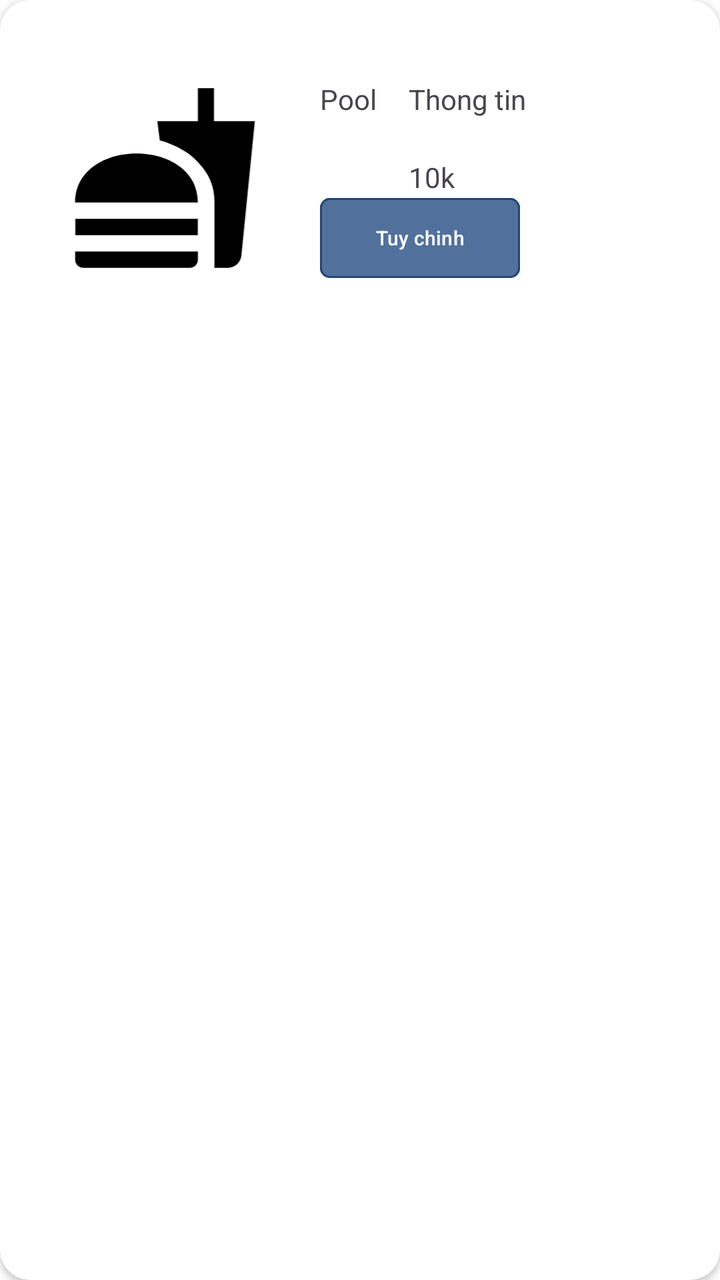
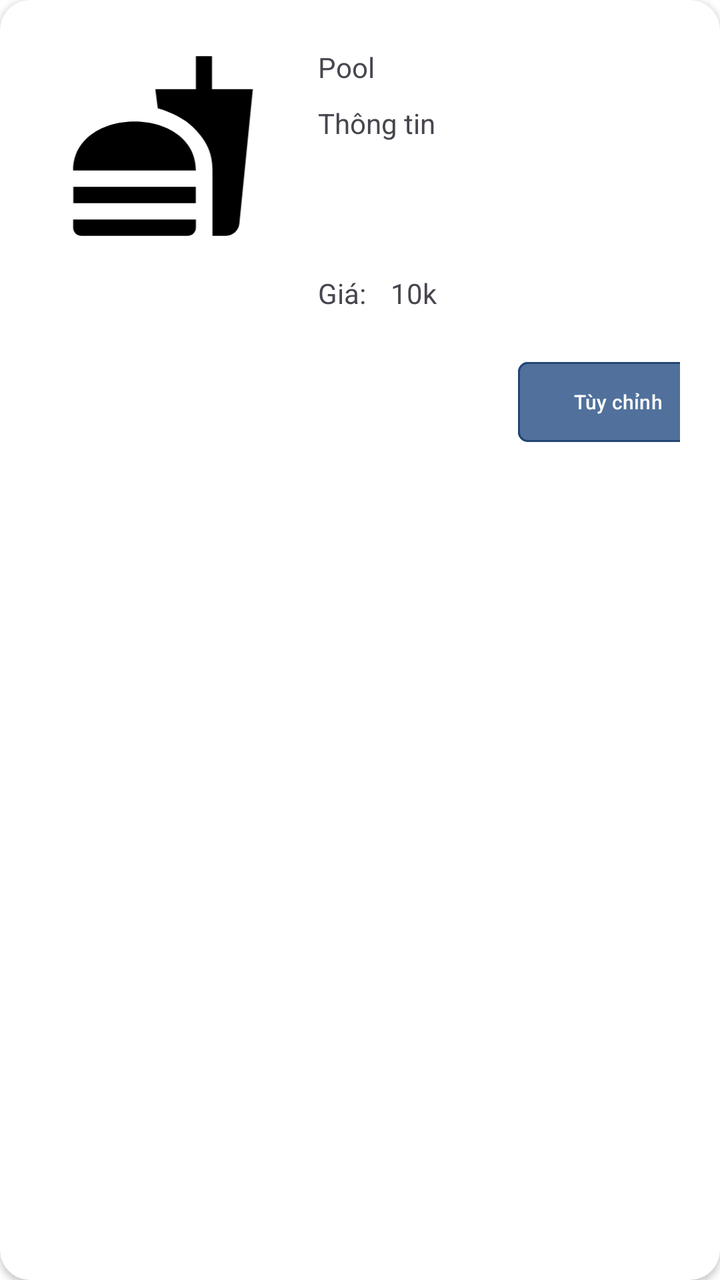

Compare the two renders of this Android layout. The source of the first and the diff that turns it into the second are given below.
<!-- AndroidManifest.xml: application theme Theme.Hsb -->
<!-- res/layout/activity_service_item.xml -->
<?xml version="1.0" encoding="utf-8"?>
<androidx.cardview.widget.CardView xmlns:android="http://schemas.android.com/apk/res/android"
    xmlns:app="http://schemas.android.com/apk/res-auto"
    xmlns:tools="http://schemas.android.com/tools"
    android:layout_width="match_parent"
    android:layout_height="wrap_content"
    app:cardCornerRadius="15dp"
    android:layout_marginTop="8dp"
    android:layout_marginStart="10dp"
    android:layout_marginEnd="10dp">
    <androidx.constraintlayout.widget.ConstraintLayout
        android:layout_width="match_parent"
        android:layout_height="match_parent"
        android:padding="20dp">

        <ImageView
            android:id="@+id/service_img"
            android:layout_width="115dp"
            android:layout_height="98dp"
            android:layout_marginStart="5dp"
            android:layout_marginTop="20dp"
            app:layout_constraintStart_toStartOf="parent"
            app:layout_constraintTop_toTopOf="parent"
            app:srcCompat="@drawable/baseline_fastfood_24" />

        <TextView
            android:id="@+id/service_name"
            android:layout_width="wrap_content"
            android:layout_height="wrap_content"
            android:layout_marginStart="20dp"
            android:layout_marginTop="20dp"
            android:text="@string/service_name"
            app:layout_constraintStart_toEndOf="@+id/service_img"
            app:layout_constraintTop_toTopOf="parent" />

        <TextView
            android:id="@+id/service_info"
            android:layout_width="250dp"
            android:layout_height="wrap_content"
            android:layout_marginStart="16dp"
            android:layout_marginTop="20dp"
            android:text="Thong tin"
            app:layout_constraintStart_toEndOf="@+id/service_name"
            app:layout_constraintTop_toTopOf="parent" />

        <TextView
            android:id="@+id/tv_price"
            android:layout_width="250dp"
            android:layout_height="wrap_content"
            android:layout_marginStart="16dp"
            android:layout_marginTop="20dp"
            android:text="10k"
            app:layout_constraintStart_toEndOf="@+id/service_name"
            app:layout_constraintTop_toBottomOf="@+id/service_name" />

        <Button
            android:id="@+id/btn_edit_service"
            style="@style/edit_button"
            android:layout_width="100dp"
            android:layout_height="48dp"
            android:layout_alignParentEnd="true"
            android:layout_marginStart="20dp"
            android:layout_marginTop="36dp"
            android:text="Tuy chinh"
            app:layout_constraintStart_toEndOf="@+id/service_img"
            app:layout_constraintTop_toBottomOf="@+id/service_info" />



    </androidx.constraintlayout.widget.ConstraintLayout>

</androidx.cardview.widget.CardView>
<!-- resources referenced by this layout -->
<resources>
  <!-- drawable baseline_fastfood_24 (drawable) -->
  <vector xmlns:android="http://schemas.android.com/apk/res/android" android:height="24dp" android:tint="#000000" android:viewportHeight="24" android:viewportWidth="24" android:width="24dp">
        
      <path android:fillColor="@android:color/white" android:pathData="M18.06,22.99h1.66c0.84,0 1.53,-0.64 1.63,-1.46L23,5.05h-5L18,1h-1.97v4.05h-4.97l0.3,2.34c1.71,0.47 3.31,1.32 4.27,2.26 1.44,1.42 2.43,2.89 2.43,5.29v8.05zM1,21.99L1,21h15.03v0.99c0,0.55 -0.45,1 -1.01,1L2.01,22.99c-0.56,0 -1.01,-0.45 -1.01,-1zM16.03,14.99c0,-8 -15.03,-8 -15.03,0h15.03zM1.02,17h15v2h-15z"/>
      
  </vector>
  <string name="service_name">Pool</string>
  <style name="edit_button">
          <item name="android:textSize">10sp</item>
          <item name="android:text">Edit</item>
          <item name="android:textColor">#FFFFFF</item>
          <item name="android:layout_height">wrap_content</item>
          <item name="android:backgroundTint">#51719C</item>
          <item name="strokeColor">#224675</item>
          <item name="strokeWidth">1dp</item>
          <item name="cornerRadius">5dp</item>
      </style>
  <style name="Theme.Hsb" parent="Theme.Material3.Light.NoActionBar">
          
          
          <item name="android:windowBackground">@color/white</item>
      </style>
  <color name="white">#FFFFFFFF</color>
</resources>

<!-- the commit's change to res/layout/activity_service_item.xml (unified diff, before → after) -->
@@ -5,9 +5,7 @@
     android:layout_width="match_parent"
     android:layout_height="wrap_content"
     app:cardCornerRadius="15dp"
-    android:layout_marginTop="8dp"
-    android:layout_marginStart="10dp"
-    android:layout_marginEnd="10dp">
+  >
     <androidx.constraintlayout.widget.ConstraintLayout
         android:layout_width="match_parent"
         android:layout_height="match_parent"
@@ -17,8 +15,8 @@
             android:id="@+id/service_img"
             android:layout_width="115dp"
             android:layout_height="98dp"
-            android:layout_marginStart="5dp"
-            android:layout_marginTop="20dp"
+            android:layout_marginStart="4dp"
+            android:layout_marginTop="4dp"
             app:layout_constraintStart_toStartOf="parent"
             app:layout_constraintTop_toTopOf="parent"
             app:srcCompat="@drawable/baseline_fastfood_24" />
@@ -28,30 +26,39 @@
             android:layout_width="wrap_content"
             android:layout_height="wrap_content"
             android:layout_marginStart="20dp"
-            android:layout_marginTop="20dp"
+            android:layout_marginTop="4dp"
             android:text="@string/service_name"
             app:layout_constraintStart_toEndOf="@+id/service_img"
             app:layout_constraintTop_toTopOf="parent" />
 
         <TextView
             android:id="@+id/service_info"
-            android:layout_width="250dp"
-            android:layout_height="wrap_content"
-            android:layout_marginStart="16dp"
-            android:layout_marginTop="20dp"
-            android:text="Thong tin"
-            app:layout_constraintStart_toEndOf="@+id/service_name"
+            android:layout_width="200dp"
+            android:layout_height="75dp"
+            android:layout_marginStart="20dp"
+            android:layout_marginTop="32dp"
+            android:text="Thông tin"
+            app:layout_constraintStart_toEndOf="@+id/service_img"
             app:layout_constraintTop_toTopOf="parent" />
 
         <TextView
             android:id="@+id/tv_price"
-            android:layout_width="250dp"
-            android:layout_height="wrap_content"
-            android:layout_marginStart="16dp"
-            android:layout_marginTop="20dp"
+            android:layout_width="wrap_content"
+            android:layout_height="20dp"
+            android:layout_marginStart="8dp"
+            android:layout_marginTop="10dp"
             android:text="10k"
             app:layout_constraintStart_toEndOf="@+id/service_name"
-            app:layout_constraintTop_toBottomOf="@+id/service_name" />
+            app:layout_constraintTop_toBottomOf="@+id/service_info" />
+
+        <TextView
+            android:layout_width="wrap_content"
+            android:layout_height="wrap_content"
+            android:layout_marginStart="20dp"
+            android:layout_marginTop="10dp"
+            android:text="Giá: "
+            app:layout_constraintStart_toEndOf="@+id/service_img"
+            app:layout_constraintTop_toBottomOf="@+id/service_info" />
 
         <Button
             android:id="@+id/btn_edit_service"
@@ -59,12 +66,11 @@
             android:layout_width="100dp"
             android:layout_height="48dp"
             android:layout_alignParentEnd="true"
-            android:layout_marginStart="20dp"
-            android:layout_marginTop="36dp"
-            android:text="Tuy chinh"
+            android:layout_marginStart="120dp"
+            android:layout_marginTop="50dp"
+            android:text="Tùy chỉnh"
             app:layout_constraintStart_toEndOf="@+id/service_img"
             app:layout_constraintTop_toBottomOf="@+id/service_info" />
-
 
 
     </androidx.constraintlayout.widget.ConstraintLayout>
